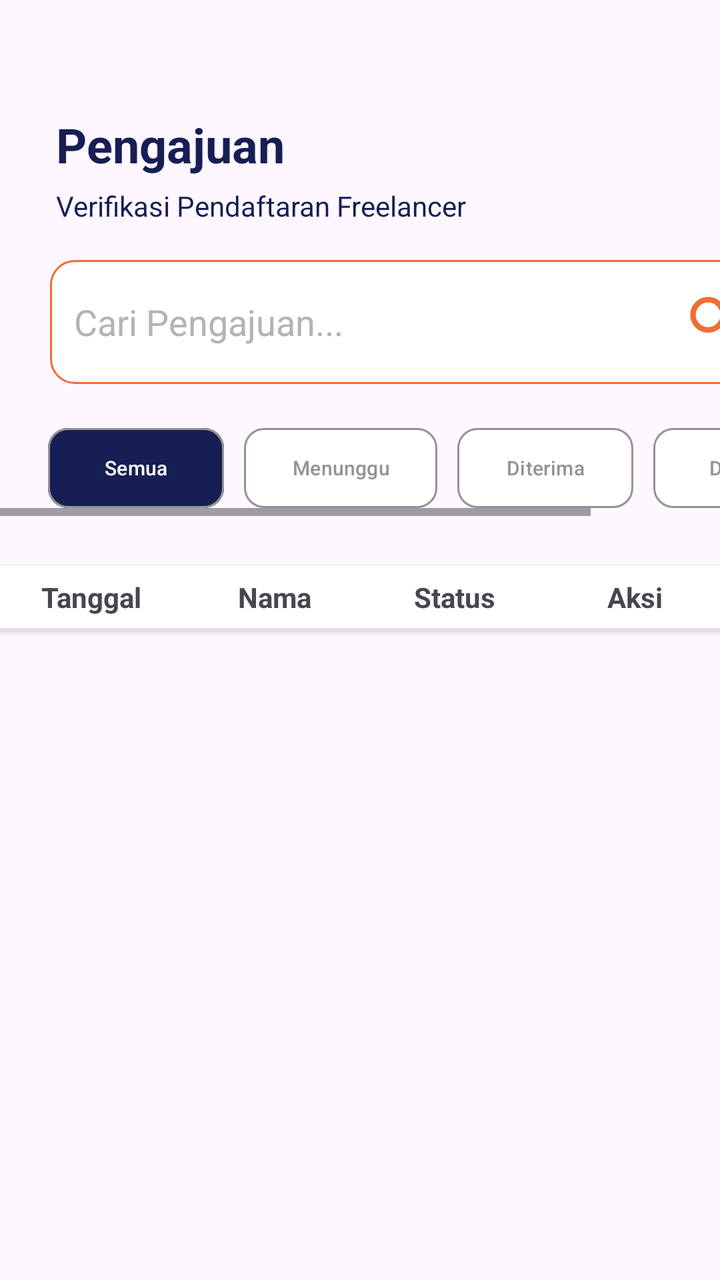
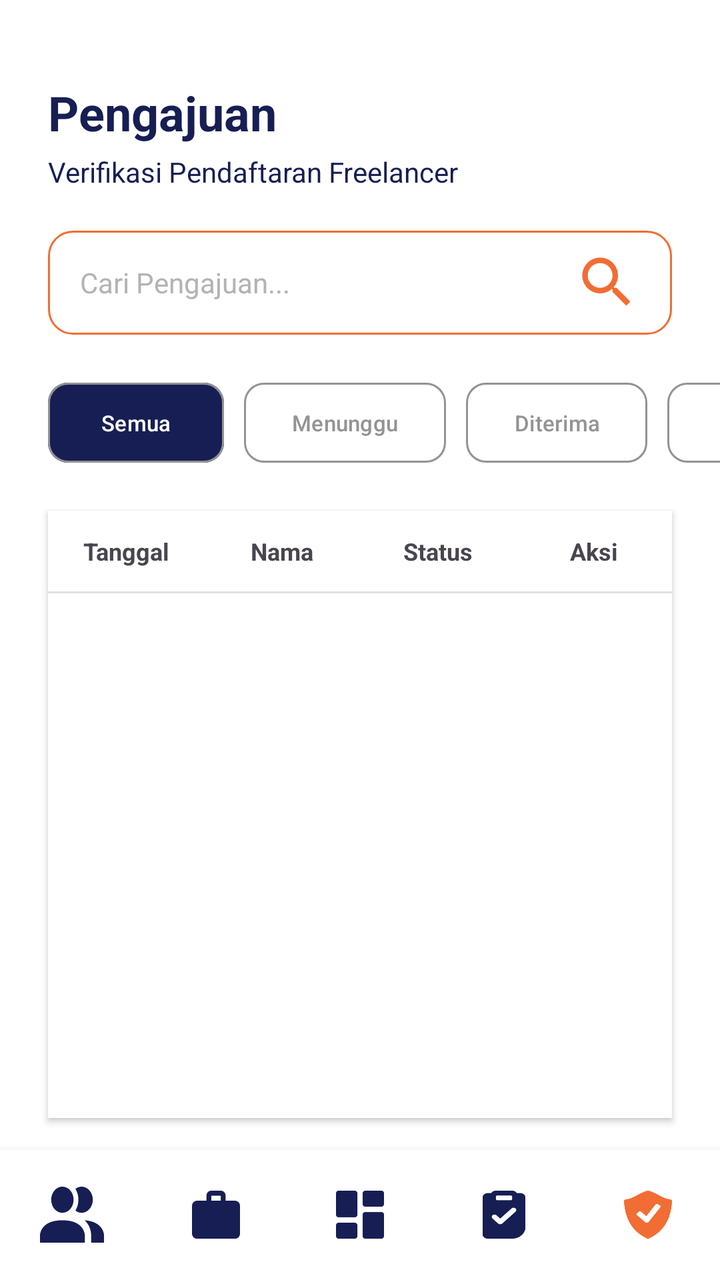

An Android layout rendered at two revisions. The XML below is the earlier revision; the diff shows what the commit changed to produce the second picture.
<!-- AndroidManifest.xml: application theme Theme.KelolaJasa -->
<!-- res/layout/kelolapengajuan.xml -->
<?xml version="1.0" encoding="utf-8"?>
<androidx.constraintlayout.widget.ConstraintLayout xmlns:android="http://schemas.android.com/apk/res/android"
    xmlns:app="http://schemas.android.com/apk/res-auto"
    xmlns:tools="http://schemas.android.com/tools"
    android:id="@+id/main"
    android:layout_width="match_parent"
    android:layout_height="match_parent"
    app:layout_constraintStart_toStartOf="parent"
    app:layout_constraintTop_toTopOf="parent"
    android:fontFamily="inter">

    
    <LinearLayout
        android:id="@+id/linearLayoutNav"
        android:layout_width="match_parent"
        android:layout_height="70dp"
        android:layout_marginTop="845dp"
        android:background="#FFFFFF"
        android:elevation="4dp"
        android:gravity="center_vertical"
        android:orientation="horizontal"
        android:paddingStart="52dp"
        android:paddingEnd="52dp"
        app:layout_constraintStart_toStartOf="parent"
        app:layout_constraintTop_toTopOf="parent">

        <ImageView
            android:id="@+id/btncari"
            android:layout_width="35dp"
            android:layout_height="35dp"
            android:layout_marginEnd="38dp"
            android:src="@drawable/ic_klpengguna"
            app:tint="#161E54"/>

        <ImageView
            android:id="@+id/btnbag"
            android:layout_width="25dp"
            android:layout_height="25dp"
            android:layout_marginEnd="38dp"
            android:src="@drawable/ic_bag" />

        <ImageView
            android:id="@+id/btnhome"
            android:layout_width="25dp"
            android:layout_height="25dp"
            android:layout_marginEnd="38dp"
            android:src="@drawable/ic_dashboardadmin" />

        <ImageView
            android:id="@+id/btnriwayat"
            android:layout_width="25dp"
            android:layout_height="25dp"
            android:layout_marginEnd="38dp"
            android:src="@drawable/ic_booking" />

        <ImageView
            android:id="@+id/btnprofil"
            android:layout_width="25dp"
            android:layout_height="25dp"
            android:src="@drawable/ic_pengajuan" />
    </LinearLayout>

    <TextView
        android:id="@+id/title"
        android:layout_width="wrap_content"
        android:layout_height="wrap_content"
        android:layout_marginStart="28dp"
        android:layout_marginTop="56dp"
        android:text="Pengajuan"
        android:textColor="#161E54"
        android:textSize="24sp"
        android:textStyle="bold"
        app:layout_constraintStart_toStartOf="parent"
        app:layout_constraintTop_toTopOf="parent"
        tools:ignore="MissingConstraints" />

    <TextView
        android:id="@+id/textView5"
        android:layout_width="wrap_content"
        android:layout_height="wrap_content"
        android:layout_marginStart="28dp"
        android:layout_marginTop="5dp"
        android:textColor="#161E54"
        android:textSize="14sp"
        android:text="Verifikasi Pendaftaran Freelancer"
        app:layout_constraintStart_toStartOf="parent"
        app:layout_constraintTop_toBottomOf="@+id/title" />

    <EditText
        android:id="@+id/editText1"
        android:layout_width="361dp"
        android:layout_height="62dp"
        android:layout_marginStart="25dp"
        android:layout_marginTop="130dp"
        android:background="@drawable/bg_search"
        android:padding="12dp"
        android:inputType="text"
        android:hint="Cari Pengajuan..."
        android:textColorHint="#B3B3B3"
        tools:ignore="MissingConstraints"
        android:drawableEnd="@drawable/icon_search"
        android:drawablePadding="5dp"
        app:layout_constraintTop_toBottomOf="@+id/title"
        app:layout_constraintStart_toStartOf="parent"
        app:layout_constraintTop_toTopOf="parent" />

    <HorizontalScrollView
        android:id="@+id/horizontalScrollView"
        android:layout_width="match_parent"
        android:layout_height="wrap_content"
        android:layout_marginTop="210dp"
        app:layout_constraintTop_toTopOf="parent">

        <LinearLayout
            android:layout_width="wrap_content"
            android:layout_height="wrap_content"
            android:orientation="horizontal"
            android:paddingStart="24dp"
            android:paddingEnd="24dp">

            <com.google.android.material.button.MaterialButton
                android:id="@+id/btn1"
                android:layout_width="wrap_content"
                android:layout_height="48dp"
                android:text="Semua"
                android:textColor="#FFFFFF"
                android:textSize="10sp"
                app:backgroundTint="#161E54"
                app:cornerRadius="10dp"
                app:layout_constraintStart_toStartOf="parent"
                app:layout_constraintTop_toTopOf="parent"
                app:strokeColor="#939393"
                app:strokeWidth="1dp"
                tools:ignore="MissingConstraints,DuplicateSpeakableTextCheck" />

            <com.google.android.material.button.MaterialButton
                android:id="@+id/btn2"
                android:layout_width="wrap_content"
                android:layout_height="48dp"
                android:layout_marginStart="10dp"
                android:text="Menunggu"
                android:textColor="#939393"
                android:textSize="10sp"
                app:backgroundTint="#FFFFFF"
                app:cornerRadius="10dp"
                app:layout_constraintStart_toEndOf="@+id/btn1"
                app:layout_constraintTop_toTopOf="parent"
                app:strokeColor="#939393"
                app:strokeWidth="1dp"
                tools:ignore="MissingConstraints,DuplicateSpeakableTextCheck" />

            <com.google.android.material.button.MaterialButton
                android:id="@+id/btn3"
                android:layout_width="wrap_content"
                android:layout_height="48dp"
                android:layout_marginStart="10dp"
                android:text="Diterima"
                android:textColor="#939393"
                android:textSize="10sp"
                app:backgroundTint="#FFFFFF"
                app:cornerRadius="10dp"
                app:layout_constraintStart_toEndOf="@+id/btn2"
                app:layout_constraintTop_toTopOf="parent"
                app:strokeColor="#939393"
                app:strokeWidth="1dp"
                tools:ignore="MissingConstraints,DuplicateSpeakableTextCheck" />

            <com.google.android.material.button.MaterialButton
                android:id="@+id/btn4"
                android:layout_width="wrap_content"
                android:layout_height="48dp"
                android:layout_marginStart="10dp"
                android:text="Ditolak"
                android:textColor="#939393"
                android:textSize="10sp"
                app:backgroundTint="#FFFFFF"
                app:cornerRadius="10dp"
                app:layout_constraintStart_toEndOf="@+id/btn3"
                app:layout_constraintTop_toTopOf="parent"
                app:strokeColor="#939393"
                app:strokeWidth="1dp"
                tools:ignore="MissingConstraints,DuplicateSpeakableTextCheck" />
        </LinearLayout>
    </HorizontalScrollView>

    <LinearLayout
        android:id="@+id/HeaderTable"
        android:layout_width="364dp"
        android:layout_height="wrap_content"
        android:background="#FFFFFF"
        android:elevation="2dp"
        android:orientation="vertical"
        android:padding="0dp"
        android:layout_marginTop="25dp"
        app:layout_constraintEnd_toEndOf="parent"
        app:layout_constraintStart_toStartOf="parent"
        app:layout_constraintTop_toBottomOf="@+id/horizontalScrollView">

        <LinearLayout
            android:layout_width="match_parent"
            android:layout_height="wrap_content"
            android:orientation="horizontal">

            <TextView
                android:layout_width="94dp"
                android:layout_height="31dp"
                android:gravity="center"
                android:text="Tanggal"
                android:textSize="14sp"
                android:textStyle="bold" />

            <TextView
                android:layout_width="90dp"
                android:layout_height="31dp"
                android:gravity="center"
                android:text="Nama"
                android:textSize="14sp"
                android:textStyle="bold" />

            <TextView
                android:layout_width="90dp"
                android:layout_height="31dp"
                android:gravity="center"
                android:text="Status"
                android:textSize="14sp"
                android:textStyle="bold" />

            <TextView
                android:layout_width="90dp"
                android:layout_height="31dp"
                android:gravity="center"
                android:text="@string/aksi"
                android:textSize="14sp"
                android:textStyle="bold" />
        </LinearLayout>
        <View
            android:layout_width="match_parent"
            android:layout_height="1dp"
            android:background="#E0E0E0" />

        <TextView
            android:id="@+id/txtEmpty"
            android:layout_width="match_parent"
            android:layout_height="wrap_content"
            android:text="Belum ada jasa"
            android:gravity="center"
            android:textSize="16sp"
            android:visibility="gone"/>

        <androidx.recyclerview.widget.RecyclerView
            android:id="@+id/recyclerView"
            android:layout_width="match_parent"
            android:layout_height="0dp"
            android:layout_weight="1"/>
    </LinearLayout>

</androidx.constraintlayout.widget.ConstraintLayout>
<!-- resources referenced by this layout -->
<resources>
  <!-- drawable bg_search (drawable) -->
  <shape xmlns:android="http://schemas.android.com/apk/res/android">
      <solid android:color="#FFFFFF"/>
      <stroke android:width="1dp" android:color="#F16D34"/>
      <corners android:radius="12dp"/>
  </shape>
  <!-- drawable ic_bag (drawable) -->
  <vector xmlns:android="http://schemas.android.com/apk/res/android" android:autoMirrored="true" android:height="20dp" android:viewportHeight="20" android:viewportWidth="20" android:width="20dp">
        
      <path android:fillColor="#161E54" android:pathData="M2,20C1.45,20 0.979,19.794 0.588,19.382C0.197,18.97 0.001,18.474 0,17.895V6.316C0,5.737 0.196,5.241 0.588,4.829C0.98,4.418 1.451,4.211 2,4.211H6V2.105C6,1.526 6.196,1.031 6.588,0.619C6.98,0.207 7.451,0.001 8,0H12C12.55,0 13.021,0.206 13.413,0.619C13.805,1.032 14.001,1.527 14,2.105V4.211H18C18.55,4.211 19.021,4.417 19.413,4.829C19.805,5.242 20.001,5.738 20,6.316V17.895C20,18.474 19.804,18.969 19.413,19.382C19.022,19.795 18.551,20.001 18,20H2ZM8,4.211H12V2.105H8V4.211Z"/>
      
  </vector>
  <!-- drawable ic_klpengguna (drawable) -->
  <vector xmlns:android="http://schemas.android.com/apk/res/android" android:autoMirrored="true" android:height="20dp" android:viewportHeight="20" android:viewportWidth="23" android:width="23dp">
        
      <path android:fillColor="#161E54" android:pathData="M16.1,17.333V20H0V17.333C0,17.333 0,12 8.05,12C16.1,12 16.1,17.333 16.1,17.333ZM12.075,4.667C12.075,3.744 11.839,2.841 11.397,2.074C10.954,1.307 10.326,0.708 9.59,0.355C8.855,0.002 8.046,-0.09 7.265,0.09C6.484,0.27 5.767,0.714 5.204,1.367C4.641,2.02 4.258,2.851 4.102,3.756C3.947,4.662 4.027,5.6 4.331,6.453C4.636,7.305 5.152,8.034 5.814,8.547C6.476,9.06 7.254,9.333 8.05,9.333C9.118,9.333 10.141,8.842 10.896,7.967C11.651,7.091 12.075,5.904 12.075,4.667ZM16.031,12C16.738,12.634 17.316,13.441 17.726,14.362C18.135,15.283 18.365,16.298 18.4,17.333V20H23V17.333C23,17.333 23,12.493 16.031,12ZM14.95,0C14.158,-0.004 13.385,0.27 12.731,0.787C13.429,1.918 13.805,3.275 13.805,4.667C13.805,6.058 13.429,7.415 12.731,8.547C13.385,9.063 14.158,9.338 14.95,9.333C16.017,9.333 17.041,8.842 17.796,7.967C18.551,7.091 18.975,5.904 18.975,4.667C18.975,3.429 18.551,2.242 17.796,1.367C17.041,0.492 16.017,0 14.95,0Z"/>
      
  </vector>
  <!-- drawable icon_search (drawable) -->
  <vector xmlns:android="http://schemas.android.com/apk/res/android" android:height="33dp" android:tint="#F16D34" android:viewportHeight="24" android:viewportWidth="24" android:width="33dp">
        
      <path android:fillColor="@android:color/white" android:pathData="M15.5,14h-0.79l-0.28,-0.27C15.41,12.59 16,11.11 16,9.5 16,5.91 13.09,3 9.5,3S3,5.91 3,9.5 5.91,16 9.5,16c1.61,0 3.09,-0.59 4.23,-1.57l0.27,0.28v0.79l5,4.99L20.49,19l-4.99,-5zM9.5,14C7.01,14 5,11.99 5,9.5S7.01,5 9.5,5 14,7.01 14,9.5 11.99,14 9.5,14z"/>
      
  </vector>
  <string name="aksi">Aksi</string>
  <style name="Theme.KelolaJasa" parent="Base.Theme.KelolaJasa" />
  <style name="Base.Theme.KelolaJasa" parent="Theme.Material3.DayNight.NoActionBar">
          
          
      </style>
  <!-- unchanged entries left out for length: 3 -->
</resources>

<!-- the commit's change to res/layout/kelolapengajuan.xml (unified diff, before → after) -->
@@ -1,197 +1,137 @@
 <?xml version="1.0" encoding="utf-8"?>
-<androidx.constraintlayout.widget.ConstraintLayout xmlns:android="http://schemas.android.com/apk/res/android"
+<androidx.constraintlayout.widget.ConstraintLayout
+    xmlns:android="http://schemas.android.com/apk/res/android"
     xmlns:app="http://schemas.android.com/apk/res-auto"
     xmlns:tools="http://schemas.android.com/tools"
     android:id="@+id/main"
     android:layout_width="match_parent"
     android:layout_height="match_parent"
+    android:background="#FFFFFF"> <TextView
+    android:id="@+id/title"
+    android:layout_width="match_parent"
+    android:layout_height="wrap_content"
+    android:layout_marginHorizontal="24dp"
+    android:layout_marginTop="40dp"
+    android:text="Pengajuan"
+    android:textColor="#161E54"
+    android:textSize="24sp"
+    android:textStyle="bold"
+    app:layout_constraintEnd_toEndOf="parent"
     app:layout_constraintStart_toStartOf="parent"
-    app:layout_constraintTop_toTopOf="parent"
-    android:fontFamily="inter">
-
-    
-    <LinearLayout
-        android:id="@+id/linearLayoutNav"
-        android:layout_width="match_parent"
-        android:layout_height="70dp"
-        android:layout_marginTop="845dp"
-        android:background="#FFFFFF"
-        android:elevation="4dp"
-        android:gravity="center_vertical"
-        android:orientation="horizontal"
-        android:paddingStart="52dp"
-        android:paddingEnd="52dp"
-        app:layout_constraintStart_toStartOf="parent"
-        app:layout_constraintTop_toTopOf="parent">
-
-        <ImageView
-            android:id="@+id/btncari"
-            android:layout_width="35dp"
-            android:layout_height="35dp"
-            android:layout_marginEnd="38dp"
-            android:src="@drawable/ic_klpengguna"
-            app:tint="#161E54"/>
-
-        <ImageView
-            android:id="@+id/btnbag"
-            android:layout_width="25dp"
-            android:layout_height="25dp"
-            android:layout_marginEnd="38dp"
-            android:src="@drawable/ic_bag" />
-
-        <ImageView
-            android:id="@+id/btnhome"
-            android:layout_width="25dp"
-            android:layout_height="25dp"
-            android:layout_marginEnd="38dp"
-            android:src="@drawable/ic_dashboardadmin" />
-
-        <ImageView
-            android:id="@+id/btnriwayat"
-            android:layout_width="25dp"
-            android:layout_height="25dp"
-            android:layout_marginEnd="38dp"
-            android:src="@drawable/ic_booking" />
-
-        <ImageView
-            android:id="@+id/btnprofil"
-            android:layout_width="25dp"
-            android:layout_height="25dp"
-            android:src="@drawable/ic_pengajuan" />
-    </LinearLayout>
-
-    <TextView
-        android:id="@+id/title"
-        android:layout_width="wrap_content"
-        android:layout_height="wrap_content"
-        android:layout_marginStart="28dp"
-        android:layout_marginTop="56dp"
-        android:text="Pengajuan"
-        android:textColor="#161E54"
-        android:textSize="24sp"
-        android:textStyle="bold"
-        app:layout_constraintStart_toStartOf="parent"
-        app:layout_constraintTop_toTopOf="parent"
-        tools:ignore="MissingConstraints" />
+    app:layout_constraintTop_toTopOf="parent" />
 
     <TextView
         android:id="@+id/textView5"
-        android:layout_width="wrap_content"
+        android:layout_width="match_parent"
         android:layout_height="wrap_content"
-        android:layout_marginStart="28dp"
-        android:layout_marginTop="5dp"
+        android:layout_marginHorizontal="24dp"
+        android:layout_marginTop="4dp"
+        android:text="Verifikasi Pendaftaran Freelancer"
         android:textColor="#161E54"
         android:textSize="14sp"
-        android:text="Verifikasi Pendaftaran Freelancer"
+        app:layout_constraintEnd_toEndOf="parent"
         app:layout_constraintStart_toStartOf="parent"
         app:layout_constraintTop_toBottomOf="@+id/title" />
 
     <EditText
         android:id="@+id/editText1"
-        android:layout_width="361dp"
-        android:layout_height="62dp"
-        android:layout_marginStart="25dp"
-        android:layout_marginTop="130dp"
+        android:layout_width="match_parent"
+        android:layout_height="52dp"
+        android:layout_marginHorizontal="24dp"
+        android:layout_marginTop="20dp"
         android:background="@drawable/bg_search"
-        android:padding="12dp"
+        android:drawableEnd="@drawable/icon_search"
+        android:drawablePadding="8dp"
+        android:hint="Cari Pengajuan..."
         android:inputType="text"
-        android:hint="Cari Pengajuan..."
+        android:paddingHorizontal="16dp"
         android:textColorHint="#B3B3B3"
-        tools:ignore="MissingConstraints"
-        android:drawableEnd="@drawable/icon_search"
-        android:drawablePadding="5dp"
-        app:layout_constraintTop_toBottomOf="@+id/title"
-        app:layout_constraintStart_toStartOf="parent"
-        app:layout_constraintTop_toTopOf="parent" />
+        android:textSize="14sp"
+        app:layout_constraintEnd_toEndOf="parent"
+        app:layout_constraintStart_toStartOf="parent"
+        app:layout_constraintTop_toBottomOf="@+id/textView5" />
 
     <HorizontalScrollView
         android:id="@+id/horizontalScrollView"
         android:layout_width="match_parent"
         android:layout_height="wrap_content"
-        android:layout_marginTop="210dp"
-        app:layout_constraintTop_toTopOf="parent">
+        android:layout_marginTop="20dp"
+        android:clipToPadding="false"
+        android:paddingHorizontal="24dp"
+        android:scrollbars="none"
+        app:layout_constraintEnd_toEndOf="parent"
+        app:layout_constraintStart_toStartOf="parent"
+        app:layout_constraintTop_toBottomOf="@+id/editText1">
 
         <LinearLayout
             android:layout_width="wrap_content"
             android:layout_height="wrap_content"
-            android:orientation="horizontal"
-            android:paddingStart="24dp"
-            android:paddingEnd="24dp">
+            android:orientation="horizontal">
 
             <com.google.android.material.button.MaterialButton
                 android:id="@+id/btn1"
                 android:layout_width="wrap_content"
                 android:layout_height="48dp"
+                android:layout_marginEnd="10dp"
                 android:text="Semua"
                 android:textColor="#FFFFFF"
-                android:textSize="10sp"
+                android:textSize="11sp"
                 app:backgroundTint="#161E54"
                 app:cornerRadius="10dp"
-                app:layout_constraintStart_toStartOf="parent"
-                app:layout_constraintTop_toTopOf="parent"
-                app:strokeColor="#939393"
-                app:strokeWidth="1dp"
-                tools:ignore="MissingConstraints,DuplicateSpeakableTextCheck" />
+                app:strokeColor="#939393"
+                app:strokeWidth="1dp" />
 
             <com.google.android.material.button.MaterialButton
                 android:id="@+id/btn2"
                 android:layout_width="wrap_content"
                 android:layout_height="48dp"
-                android:layout_marginStart="10dp"
+                android:layout_marginEnd="10dp"
                 android:text="Menunggu"
                 android:textColor="#939393"
-                android:textSize="10sp"
+                android:textSize="11sp"
                 app:backgroundTint="#FFFFFF"
                 app:cornerRadius="10dp"
-                app:layout_constraintStart_toEndOf="@+id/btn1"
-                app:layout_constraintTop_toTopOf="parent"
-                app:strokeColor="#939393"
-                app:strokeWidth="1dp"
-                tools:ignore="MissingConstraints,DuplicateSpeakableTextCheck" />
+                app:strokeColor="#939393"
+                app:strokeWidth="1dp" />
 
             <com.google.android.material.button.MaterialButton
                 android:id="@+id/btn3"
                 android:layout_width="wrap_content"
                 android:layout_height="48dp"
-                android:layout_marginStart="10dp"
+                android:layout_marginEnd="10dp"
                 android:text="Diterima"
                 android:textColor="#939393"
-                android:textSize="10sp"
+                android:textSize="11sp"
                 app:backgroundTint="#FFFFFF"
                 app:cornerRadius="10dp"
-                app:layout_constraintStart_toEndOf="@+id/btn2"
-                app:layout_constraintTop_toTopOf="parent"
-                app:strokeColor="#939393"
-                app:strokeWidth="1dp"
-                tools:ignore="MissingConstraints,DuplicateSpeakableTextCheck" />
+                app:strokeColor="#939393"
+                app:strokeWidth="1dp" />
 
             <com.google.android.material.button.MaterialButton
                 android:id="@+id/btn4"
                 android:layout_width="wrap_content"
                 android:layout_height="48dp"
-                android:layout_marginStart="10dp"
                 android:text="Ditolak"
                 android:textColor="#939393"
-                android:textSize="10sp"
+                android:textSize="11sp"
                 app:backgroundTint="#FFFFFF"
                 app:cornerRadius="10dp"
-                app:layout_constraintStart_toEndOf="@+id/btn3"
-                app:layout_constraintTop_toTopOf="parent"
-                app:strokeColor="#939393"
-                app:strokeWidth="1dp"
-                tools:ignore="MissingConstraints,DuplicateSpeakableTextCheck" />
+                app:strokeColor="#939393"
+                app:strokeWidth="1dp" />
         </LinearLayout>
     </HorizontalScrollView>
 
     <LinearLayout
         android:id="@+id/HeaderTable"
-        android:layout_width="364dp"
-        android:layout_height="wrap_content"
+        android:layout_width="match_parent"
+        android:layout_height="0dp"
+        android:layout_marginHorizontal="24dp"
+        android:layout_marginTop="20dp"
+        android:layout_marginBottom="16dp"
         android:background="#FFFFFF"
         android:elevation="2dp"
         android:orientation="vertical"
-        android:padding="0dp"
-        android:layout_marginTop="25dp"
+        app:layout_constraintBottom_toTopOf="@+id/linearLayoutNav"
         app:layout_constraintEnd_toEndOf="parent"
         app:layout_constraintStart_toStartOf="parent"
         app:layout_constraintTop_toBottomOf="@+id/horizontalScrollView">
@@ -199,40 +139,47 @@
         <LinearLayout
             android:layout_width="match_parent"
             android:layout_height="wrap_content"
-            android:orientation="horizontal">
-
-            <TextView
-                android:layout_width="94dp"
-                android:layout_height="31dp"
+            android:orientation="horizontal"
+            android:paddingVertical="12dp"
+            android:weightSum="4">
+
+            <TextView
+                android:layout_width="0dp"
+                android:layout_height="wrap_content"
+                android:layout_weight="1"
                 android:gravity="center"
                 android:text="Tanggal"
-                android:textSize="14sp"
-                android:textStyle="bold" />
-
-            <TextView
-                android:layout_width="90dp"
-                android:layout_height="31dp"
+                android:textSize="12sp"
+                android:textStyle="bold" />
+
+            <TextView
+                android:layout_width="0dp"
+                android:layout_height="wrap_content"
+                android:layout_weight="1"
                 android:gravity="center"
                 android:text="Nama"
-                android:textSize="14sp"
-                android:textStyle="bold" />
-
-            <TextView
-                android:layout_width="90dp"
-                android:layout_height="31dp"
+                android:textSize="12sp"
+                android:textStyle="bold" />
+
+            <TextView
+                android:layout_width="0dp"
+                android:layout_height="wrap_content"
+                android:layout_weight="1"
                 android:gravity="center"
                 android:text="Status"
-                android:textSize="14sp"
-                android:textStyle="bold" />
-
-            <TextView
-                android:layout_width="90dp"
-                android:layout_height="31dp"
+                android:textSize="12sp"
+                android:textStyle="bold" />
+
+            <TextView
+                android:layout_width="0dp"
+                android:layout_height="wrap_content"
+                android:layout_weight="1"
                 android:gravity="center"
                 android:text="@string/aksi"
-                android:textSize="14sp"
+                android:textSize="12sp"
                 android:textStyle="bold" />
         </LinearLayout>
+
         <View
             android:layout_width="match_parent"
             android:layout_height="1dp"
@@ -242,16 +189,68 @@
             android:id="@+id/txtEmpty"
             android:layout_width="match_parent"
             android:layout_height="wrap_content"
+            android:gravity="center"
+            android:padding="20dp"
             android:text="Belum ada jasa"
-            android:gravity="center"
-            android:textSize="16sp"
-            android:visibility="gone"/>
+            android:textSize="14sp"
+            android:visibility="gone" />
 
         <androidx.recyclerview.widget.RecyclerView
             android:id="@+id/recyclerView"
             android:layout_width="match_parent"
             android:layout_height="0dp"
-            android:layout_weight="1"/>
+            android:layout_weight="1" />
     </LinearLayout>
 
+    <LinearLayout
+        android:id="@+id/linearLayoutNav"
+        android:layout_width="match_parent"
+        android:layout_height="65dp"
+        android:background="#FFFFFF"
+        android:elevation="8dp"
+        android:gravity="center_vertical"
+        android:orientation="horizontal"
+        android:weightSum="5"
+        app:layout_constraintBottom_toBottomOf="parent"
+        app:layout_constraintEnd_toEndOf="parent"
+        app:layout_constraintStart_toStartOf="parent">
+
+        <ImageView
+            android:id="@+id/btncari"
+            android:layout_width="0dp"
+            android:layout_height="28dp"
+            android:layout_weight="1"
+            android:src="@drawable/ic_klpengguna"
+            app:tint="#161E54" />
+
+        <ImageView
+            android:id="@+id/btnbag"
+            android:layout_width="0dp"
+            android:layout_height="24dp"
+            android:layout_weight="1"
+            android:src="@drawable/ic_bag" />
+
+        <ImageView
+            android:id="@+id/btnhome"
+            android:layout_width="0dp"
+            android:layout_height="24dp"
+            android:layout_weight="1"
+            android:src="@drawable/ic_dashboardadmin" />
+
+        <ImageView
+            android:id="@+id/btnriwayat"
+            android:layout_width="0dp"
+            android:layout_height="24dp"
+            android:layout_weight="1"
+            android:src="@drawable/ic_booking" />
+
+        <ImageView
+            android:id="@+id/btnprofil"
+            android:layout_width="0dp"
+            android:layout_height="24dp"
+            android:layout_weight="1"
+            android:src="@drawable/ic_pengajuan"
+            app:tint="#F16D34" />
+    </LinearLayout>
+
 </androidx.constraintlayout.widget.ConstraintLayout>
